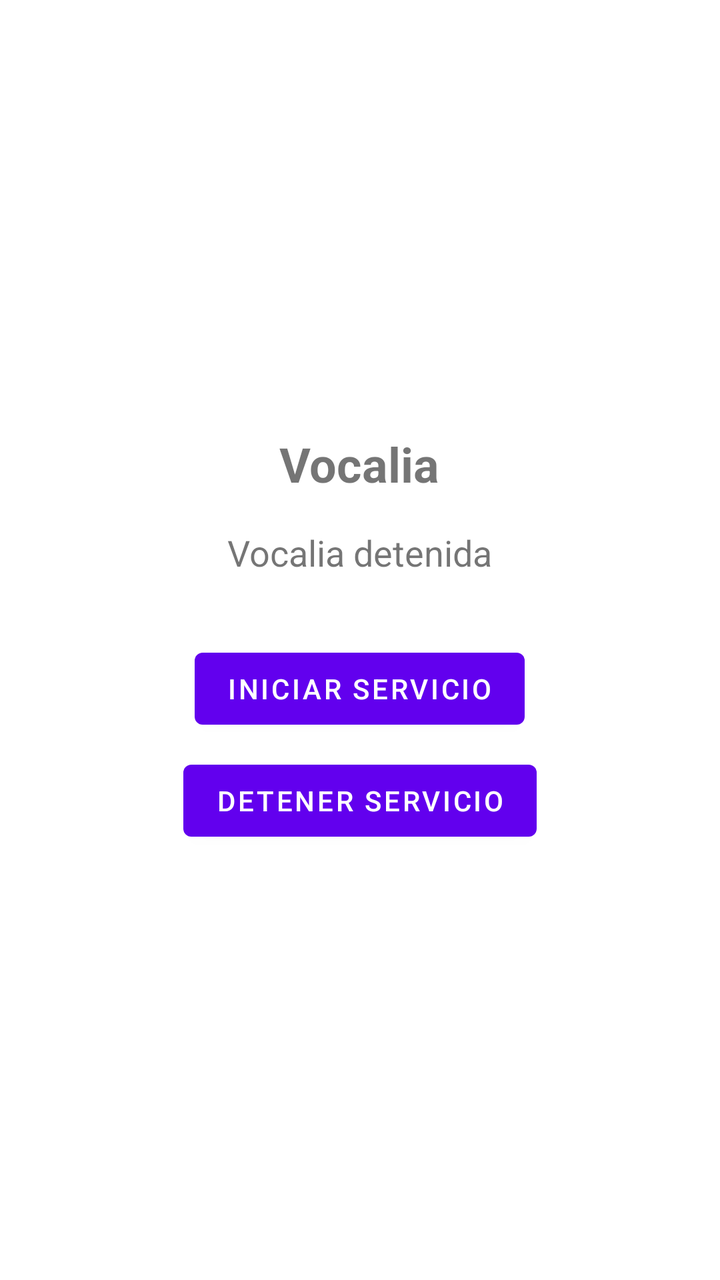
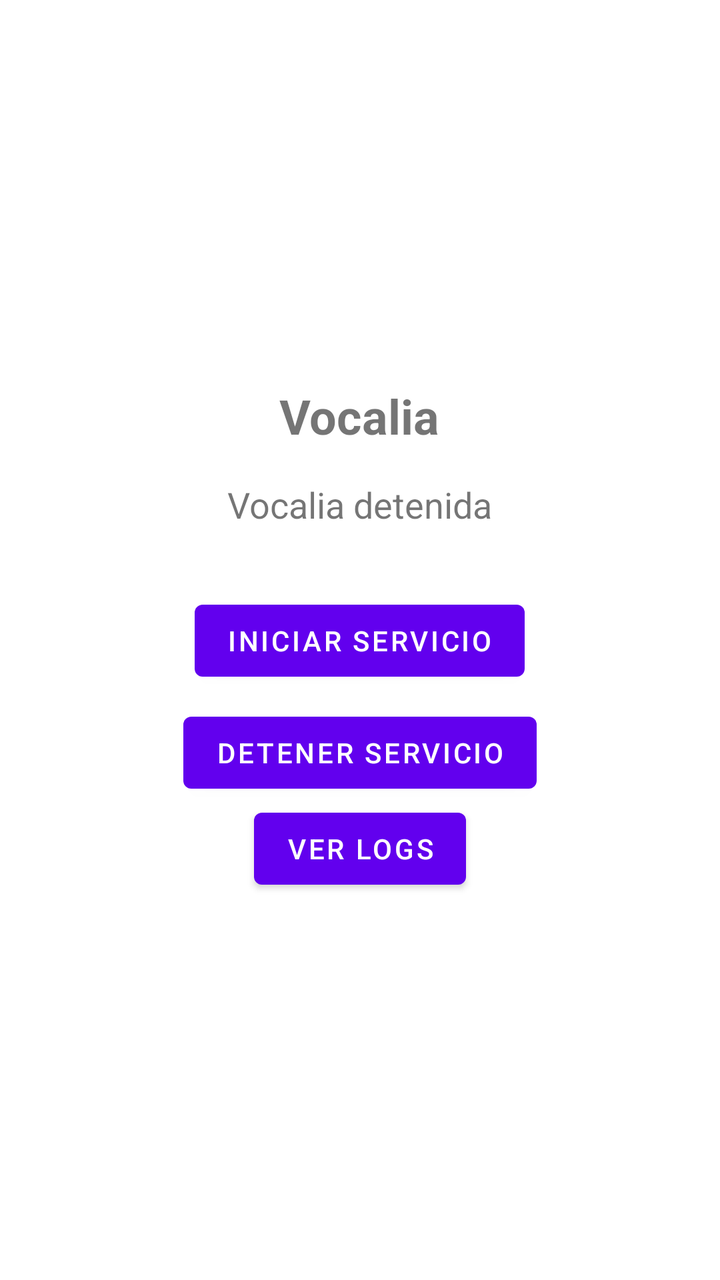

An Android layout rendered at two revisions. The XML below is the earlier revision; the diff shows what the commit changed to produce the second picture.
<!-- AndroidManifest.xml: application theme Theme.Vocalia -->
<!-- res/layout/activity_main.xml -->
<?xml version="1.0" encoding="utf-8"?>
<LinearLayout xmlns:android="http://schemas.android.com/apk/res/android"
    android:layout_width="match_parent"
    android:layout_height="match_parent"
    android:orientation="vertical"
    android:gravity="center"
    android:padding="24dp">

    <TextView
        android:layout_width="wrap_content"
        android:layout_height="wrap_content"
        android:text="@string/app_name"
        android:textSize="24sp"
        android:textStyle="bold"
        android:layout_marginBottom="16dp" />

    <TextView
        android:id="@+id/statusText"
        android:layout_width="wrap_content"
        android:layout_height="wrap_content"
        android:text="@string/status_stopped"
        android:textSize="18sp"
        android:layout_marginBottom="32dp" />

    <Button
        android:id="@+id/startButton"
        android:layout_width="wrap_content"
        android:layout_height="wrap_content"
        android:text="@string/start_service"
        android:layout_marginBottom="8dp" />

    <Button
        android:id="@+id/stopButton"
        android:layout_width="wrap_content"
        android:layout_height="wrap_content"
        android:text="@string/stop_service" />
</LinearLayout>
<!-- resources referenced by this layout -->
<resources>
  <string name="app_name">Vocalia</string>
  <string name="start_service">Iniciar servicio</string>
  <string name="status_stopped">Vocalia detenida</string>
  <string name="stop_service">Detener servicio</string>
  <style name="Theme.Vocalia" parent="Theme.MaterialComponents.DayNight.NoActionBar">
      
      <item name="colorPrimary">@color/purple_500</item>
      <item name="colorPrimaryVariant">@color/purple_700</item>
      <item name="colorOnPrimary">@color/white</item>
      
      <item name="colorSecondary">@color/teal_200</item>
      <item name="colorSecondaryVariant">@color/teal_700</item>
      <item name="colorOnSecondary">@color/black</item>
      
      <item name="android:statusBarColor">?attr/colorPrimaryVariant</item>
    </style>
  <color name="purple_500">#FF6200EE</color>
  <color name="purple_700">#FF3700B3</color>
  <color name="white">#FFFFFFFF</color>
  <color name="teal_200">#FF03DAC5</color>
  <color name="teal_700">#FF018786</color>
  <color name="black">#FF000000</color>
</resources>

<!-- the commit's change to res/layout/activity_main.xml (unified diff, before → after) -->
@@ -34,4 +34,10 @@
         android:layout_width="wrap_content"
         android:layout_height="wrap_content"
         android:text="@string/stop_service" />
+
+    <Button
+        android:id="@+id/showLogsButton"
+        android:layout_width="wrap_content"
+        android:layout_height="wrap_content"
+        android:text="Ver logs" />
 </LinearLayout>
